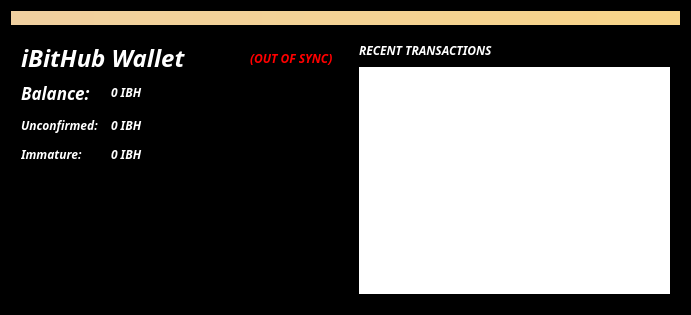
Before: the Qt Designer form src/qt/forms/overviewpage.ui in ibithub/ibithub, drawn with Qt 5.
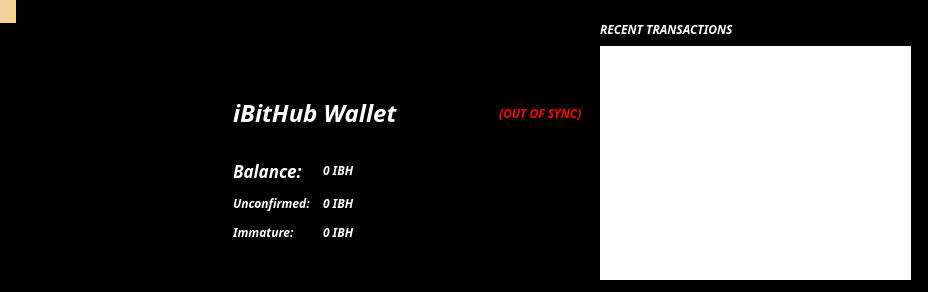
After: the same form once the commit is applied. Icons and pictures are not drawn.

What changed in the file:
```diff
--- a/src/qt/forms/overviewpage.ui
+++ b/src/qt/forms/overviewpage.ui
@@ -6,8 +6,8 @@
    <rect>
     <x>0</x>
     <y>0</y>
-    <width>691</width>
-    <height>315</height>
+    <width>928</width>
+    <height>292</height>
    </rect>
   </property>
   <property name="minimumSize">
@@ -22,9 +22,15 @@
   <property name="styleSheet">
    <string notr="true"> background:black</string>
   </property>
-  <layout class="QVBoxLayout" name="topLayout">
-   <item>
     <widget class="QLabel" name="labelAlerts">
+   <property name="geometry">
+    <rect>
+     <x>0</x>
+     <y>0</y>
+     <width>16</width>
+     <height>23</height>
+    </rect>
+   </property>
      <property name="visible">
       <bool>false</bool>
      </property>
@@ -38,22 +44,143 @@
       <number>3</number>
      </property>
     </widget>
-   </item>
+  <widget class="QFrame" name="frame">
+   <property name="geometry">
+    <rect>
+     <x>0</x>
+     <y>0</y>
+     <width>931</width>
+     <height>291</height>
+    </rect>
+   </property>
+   <property name="minimumSize">
+    <size>
+     <width>931</width>
+     <height>0</height>
+    </size>
+   </property>
+   <property name="maximumSize">
+    <size>
+     <width>931</width>
+     <height>291</height>
+    </size>
+   </property>
+   <property name="styleSheet">
+    <string notr="true">background-image: url(:/icons/background)</string>
+   </property>
+   <property name="frameShape">
+    <enum>QFrame::StyledPanel</enum>
+   </property>
+   <property name="frameShadow">
+    <enum>QFrame::Raised</enum>
+   </property>
+   <widget class="QFrame" name="frame_2">
+    <property name="geometry">
+     <rect>
+      <x>590</x>
+      <y>10</y>
+      <width>331</width>
+      <height>280</height>
+     </rect>
+    </property>
+    <property name="autoFillBackground">
+     <bool>false</bool>
+    </property>
+    <property name="styleSheet">
+     <string notr="true">background:black</string>
+    </property>
+    <property name="frameShape">
+     <enum>QFrame::StyledPanel</enum>
+    </property>
+    <property name="frameShadow">
+     <enum>QFrame::Raised</enum>
+    </property>
+    <layout class="QVBoxLayout" name="verticalLayout">
    <item>
-    <layout class="QHBoxLayout" name="horizontalLayout" stretch="1,1">
+      <layout class="QHBoxLayout" name="horizontalLayout_2">
      <item>
-      <layout class="QVBoxLayout" name="verticalLayout_2">
+        <widget class="QLabel" name="label_4">
+         <property name="font">
+          <font>
+           <family>Tibetan Machine Uni</family>
+           <pointsize>9</pointsize>
+           <weight>75</weight>
+           <italic>true</italic>
+           <bold>true</bold>
+          </font>
+         </property>
+         <property name="styleSheet">
+          <string notr="true">color:white</string>
+         </property>
+         <property name="text">
+          <string>&lt;b&gt;RECENT TRANSACTIONS&lt;/b&gt;</string>
+         </property>
+        </widget>
+       </item>
        <item>
+        <spacer name="horizontalSpacer">
+         <property name="orientation">
+          <enum>Qt::Horizontal</enum>
+         </property>
+         <property name="sizeHint" stdset="0">
+          <size>
+           <width>40</width>
+           <height>20</height>
+          </size>
+         </property>
+        </spacer>
+       </item>
+      </layout>
+     </item>
+     <item>
+      <widget class="QListView" name="listTransactions">
+       <property name="autoFillBackground">
+        <bool>false</bool>
+       </property>
+       <property name="styleSheet">
+        <string notr="true">QListView { background: white; }</string>
+       </property>
+       <property name="frameShape">
+        <enum>QFrame::NoFrame</enum>
+       </property>
+       <property name="verticalScrollBarPolicy">
+        <enum>Qt::ScrollBarAlwaysOff</enum>
+       </property>
+       <property name="horizontalScrollBarPolicy">
+        <enum>Qt::ScrollBarAlwaysOff</enum>
+       </property>
+       <property name="selectionMode">
+        <enum>QAbstractItemView::NoSelection</enum>
+       </property>
+      </widget>
+     </item>
+    </layout>
+   </widget>
         <widget class="QFrame" name="frame12">
+    <property name="geometry">
+     <rect>
+      <x>220</x>
+      <y>60</y>
+      <width>375</width>
+      <height>194</height>
+     </rect>
+    </property>
          <property name="autoFillBackground">
           <bool>false</bool>
          </property>
+    <property name="styleSheet">
+     <string notr="true">background:black;
+</string>
+    </property>
          <property name="frameShape">
-          <enum>QFrame::StyledPanel</enum>
+     <enum>QFrame::Box</enum>
          </property>
          <property name="frameShadow">
           <enum>QFrame::Raised</enum>
          </property>
+    <property name="lineWidth">
+     <number>2</number>
+    </property>
          <layout class="QVBoxLayout" name="verticalLayout_4">
           <item>
            <layout class="QHBoxLayout" name="horizontalLayout_4">
@@ -269,102 +396,9 @@
           </item>
          </layout>
         </widget>
-       </item>
-       <item>
-        <spacer name="verticalSpacer_2">
-         <property name="orientation">
-          <enum>Qt::Vertical</enum>
-         </property>
-         <property name="sizeHint" stdset="0">
-          <size>
-           <width>20</width>
-           <height>40</height>
-          </size>
-         </property>
-        </spacer>
-       </item>
-      </layout>
-     </item>
-     <item>
-      <layout class="QVBoxLayout" name="verticalLayout_3">
-       <item>
-        <widget class="QFrame" name="frame_2">
-         <property name="autoFillBackground">
-          <bool>false</bool>
-         </property>
-         <property name="frameShape">
-          <enum>QFrame::StyledPanel</enum>
-         </property>
-         <property name="frameShadow">
-          <enum>QFrame::Raised</enum>
-         </property>
-         <layout class="QVBoxLayout" name="verticalLayout">
-          <item>
-           <layout class="QHBoxLayout" name="horizontalLayout_2">
-            <item>
-             <widget class="QLabel" name="label_4">
-              <property name="font">
-               <font>
-                <family>Tibetan Machine Uni</family>
-                <pointsize>9</pointsize>
-                <weight>75</weight>
-                <italic>true</italic>
-                <bold>true</bold>
-               </font>
-              </property>
-              <property name="styleSheet">
-               <string notr="true">color:white</string>
-              </property>
-              <property name="text">
-               <string>&lt;b&gt;RECENT TRANSACTIONS&lt;/b&gt;</string>
-              </property>
-             </widget>
-            </item>
-            <item>
-             <spacer name="horizontalSpacer">
-              <property name="orientation">
-               <enum>Qt::Horizontal</enum>
-              </property>
-              <property name="sizeHint" stdset="0">
-               <size>
-                <width>40</width>
-                <height>20</height>
-               </size>
-              </property>
-             </spacer>
-            </item>
-           </layout>
-          </item>
-          <item>
-           <widget class="QListView" name="listTransactions">
-            <property name="autoFillBackground">
-             <bool>false</bool>
-            </property>
-            <property name="styleSheet">
-             <string notr="true">QListView { background: white; }</string>
-            </property>
-            <property name="frameShape">
-             <enum>QFrame::NoFrame</enum>
-            </property>
-            <property name="verticalScrollBarPolicy">
-             <enum>Qt::ScrollBarAlwaysOff</enum>
-            </property>
-            <property name="horizontalScrollBarPolicy">
-             <enum>Qt::ScrollBarAlwaysOff</enum>
-            </property>
-            <property name="selectionMode">
-             <enum>QAbstractItemView::NoSelection</enum>
-            </property>
-           </widget>
-          </item>
-         </layout>
-        </widget>
-       </item>
-      </layout>
-     </item>
-    </layout>
-   </item>
-  </layout>
+  </widget>
+  <zorder>frame</zorder>
+  <zorder>labelAlerts</zorder>
  </widget>
  <pixmapfunction>/home/ubuntu/Desktop/ibithub/src/qt/res/images/background2.png</pixmapfunction>
  <resources/>
```
Left out of the diff: 4 changed lines with no effect on the pictures. Lines whose indentation alone changed are shown as unchanged.
